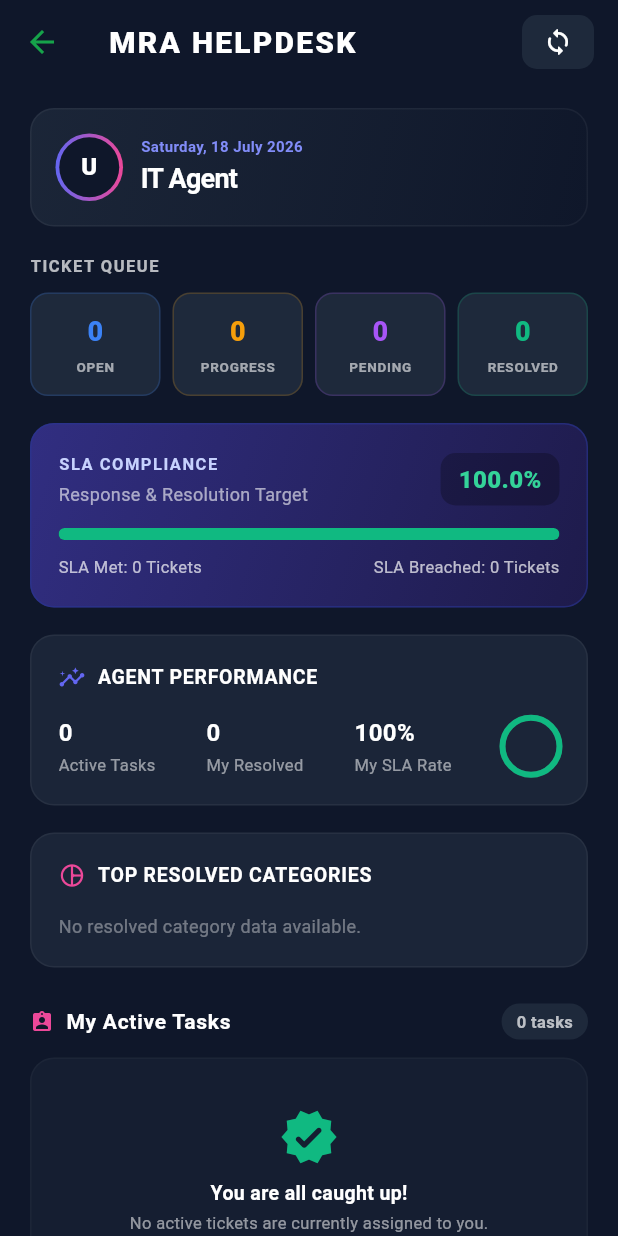
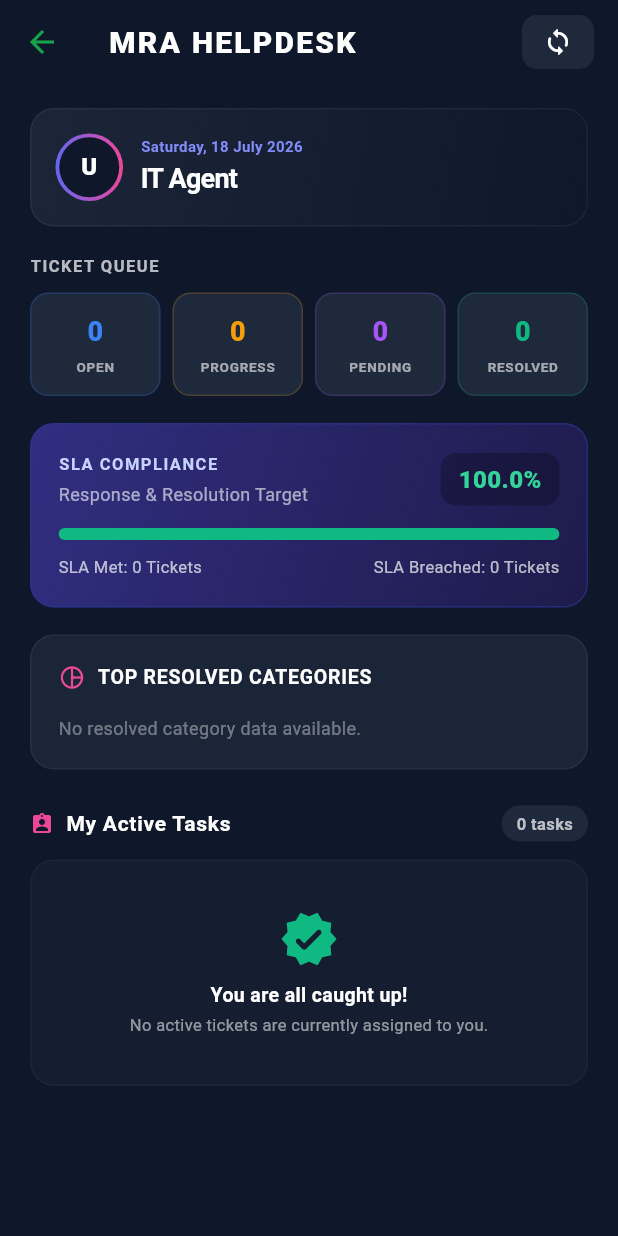
Before and after one commit to halonemuinai-sys/Helpdesk-Apps, a Flutter app: the DashboardScreen screen opened directly, on a phone screen of 412 x 824 dp. Run offline on Flutter 3.47's test engine with Material 3 defaults, Android fonts, the phone set to English and light mode, and no system bars; our stand-ins replace flutter_animate, shared_preferences; accounts and stored records are empty; network calls fail.

Commit message:
Design: Delete Agent Performance card as requested

```diff
--- a/lib/screens/dashboard_screen.dart
+++ b/lib/screens/dashboard_screen.dart
@@ -45,13 +45,6 @@ class _DashboardScreenState extends State<DashboardScreen> {
       return isAssigned && isUnresolved;
     }).toList();
 
-    // Agent Performance calculations
-    final myTickets = allTickets.where((t) => t['assignedToId'] == currentAgentId).toList();
-    final myResolvedTickets = myTickets.where((t) => t['status'] == 'RESOLVED').toList();
-    final myResolvedCount = myResolvedTickets.length;
-    final myBreachedCount = myResolvedTickets.where((t) => t['isSlaBreached'] == true).length;
-    final myMetCount = myResolvedCount - myBreachedCount;
-    final mySlaRate = myResolvedCount == 0 ? 100.0 : (myMetCount / myResolvedCount) * 100;
 
     // SLA compliance metrics (overall)
     final resolvedTickets = allTickets.where((t) => t['status'] == 'RESOLVED').toList();
@@ -290,56 +283,6 @@ class _DashboardScreenState extends State<DashboardScreen> {
               ),
               const SizedBox(height: 18),
 
-              // AGENT PERFORMANCE SUMMARY
-              Container(
-                padding: const EdgeInsets.all(18),
-                decoration: BoxDecoration(
-                  color: const Color(0xFF1E293B).withOpacity(0.8),
-                  borderRadius: BorderRadius.circular(16),
-                  border: Border.all(color: Colors.white.withOpacity(0.05)),
-                ),
-                child: Column(
-                  crossAxisAlignment: CrossAxisAlignment.start,
-                  children: [
-                    const Row(
-                      children: [
-                        Icon(Icons.insights_rounded, color: Color(0xFF6366F1), size: 18),
-                        SizedBox(width: 8),
-                        Text(
-                          'AGENT PERFORMANCE',
-                          style: TextStyle(
-                            color: Colors.white,
-                            fontWeight: FontWeight.bold,
-                            fontSize: 13,
-                            letterSpacing: 0.5,
-                          ),
-                        ),
-                      ],
-                    ),
-                    const SizedBox(height: 16),
-                    Row(
-                      mainAxisAlignment: MainAxisAlignment.spaceBetween,
-                      children: [
-                        _buildPerformanceStatItem('Active Tasks', myActiveTickets.length.toString()),
-                        _buildPerformanceStatItem('My Resolved', myResolvedCount.toString()),
-                        _buildPerformanceStatItem('My SLA Rate', '${mySlaRate.toStringAsFixed(0)}%'),
-                        SizedBox(
-                          width: 38,
-                          height: 38,
-                          child: CircularProgressIndicator(
-                            value: mySlaRate / 100,
-                            strokeWidth: 4,
-                            backgroundColor: Colors.white12,
-                            color: mySlaRate >= 80 ? const Color(0xFF10B981) : Colors.orange,
-                          ),
-                        ),
-                      ],
-                    ),
-                  ],
-                ),
-              ),
-              const SizedBox(height: 18),
-
               // TOP RESOLVED CATEGORIES (Bar chart visualization)
               Container(
                 padding: const EdgeInsets.all(18),
@@ -524,23 +467,6 @@ class _DashboardScreenState extends State<DashboardScreen> {
     );
   }
 
-  Widget _buildPerformanceStatItem(String label, String value) {
-    return Column(
-      crossAxisAlignment: CrossAxisAlignment.start,
-      children: [
-        Text(
-          value,
-          style: const TextStyle(color: Colors.white, fontSize: 16, fontWeight: FontWeight.bold),
-        ),
-        const SizedBox(height: 2),
-        Text(
-          label,
-          style: const TextStyle(color: Colors.white54, fontSize: 11),
-        ),
-      ],
-    );
-  }
-
   Color _getCategoryColor(int index) {
     switch (index) {
       case 0:
```
